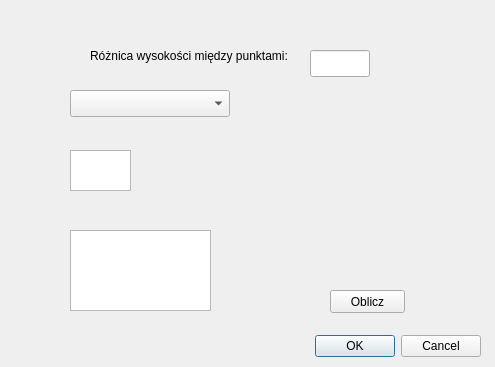
Before: the Qt Designer form our_plugin/our_plugin_dialog_base.ui in IzabelaKk/Wtyczka, drawn with Qt 5.
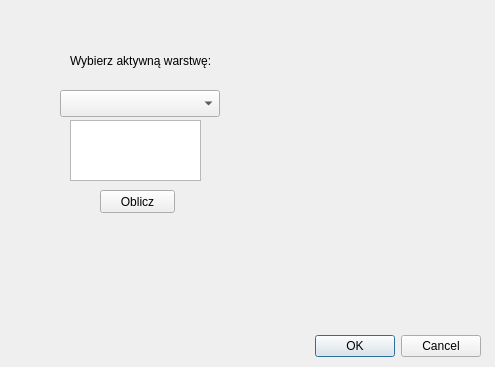
After: the same form once the commit is applied. Custom widgets are drawn as their Qt base class.

```diff
--- a/our_plugin/our_plugin_dialog_base.ui
+++ b/our_plugin/our_plugin_dialog_base.ui
@@ -29,24 +29,11 @@
     <set>QDialogButtonBox::Cancel|QDialogButtonBox::Ok</set>
    </property>
   </widget>
-  <widget class="QLabel" name="label">
-   <property name="geometry">
-    <rect>
-     <x>90</x>
-     <y>40</y>
-     <width>201</width>
-     <height>31</height>
-    </rect>
-   </property>
-   <property name="text">
-    <string>Różnica wysokości między punktami:</string>
-   </property>
-  </widget>
   <widget class="QPushButton" name="pushButton">
    <property name="geometry">
     <rect>
-     <x>330</x>
-     <y>290</y>
+     <x>100</x>
+     <y>190</y>
      <width>75</width>
      <height>23</height>
     </rect>
@@ -55,46 +42,49 @@
     <string>Oblicz</string>
    </property>
   </widget>
+  <widget class="QLabel" name="label">
+   <property name="geometry">
+    <rect>
+     <x>70</x>
+     <y>40</y>
+     <width>161</width>
+     <height>41</height>
+    </rect>
+   </property>
+   <property name="text">
+    <string>Wybierz aktywną warstwę:</string>
+   </property>
+  </widget>
   <widget class="QgsCheckableComboBox" name="mComboBox">
    <property name="geometry">
     <rect>
-     <x>70</x>
+     <x>60</x>
      <y>90</y>
      <width>160</width>
      <height>27</height>
     </rect>
    </property>
   </widget>
-  <widget class="QListWidget" name="listWidget">
+  <widget class="QLabel" name="wynik">
    <property name="geometry">
     <rect>
-     <x>70</x>
-     <y>230</y>
-     <width>141</width>
-     <height>81</height>
-    </rect>
-   </property>
-  </widget>
-  <widget class="QgsFilterLineEdit" name="mLineEdit">
-   <property name="geometry">
-    <rect>
-     <x>310</x>
-     <y>50</y>
-     <width>60</width>
-     <height>27</height>
-    </rect>
-   </property>
-   <property name="qgisRelation" stdset="0">
-    <string notr="true"/>
-   </property>
-  </widget>
-  <widget class="QGraphicsView" name="graphicsView">
-   <property name="geometry">
-    <rect>
-     <x>70</x>
-     <y>150</y>
-     <width>61</width>
+     <x>80</x>
+     <y>260</y>
+     <width>91</width>
      <height>41</height>
+    </rect>
+   </property>
+   <property name="text">
+    <string/>
+   </property>
+  </widget>
+  <widget class="QTreeView" name="treeView">
+   <property name="geometry">
+    <rect>
+     <x>70</x>
+     <y>120</y>
+     <width>131</width>
+     <height>61</height>
     </rect>
    </property>
   </widget>
@@ -105,11 +95,6 @@
    <extends>QComboBox</extends>
    <header>qgscheckablecombobox.h</header>
   </customwidget>
-  <customwidget>
-   <class>QgsFilterLineEdit</class>
-   <extends>QLineEdit</extends>
-   <header>qgsfilterlineedit.h</header>
-  </customwidget>
  </customwidgets>
  <resources/>
  <connections>
```
